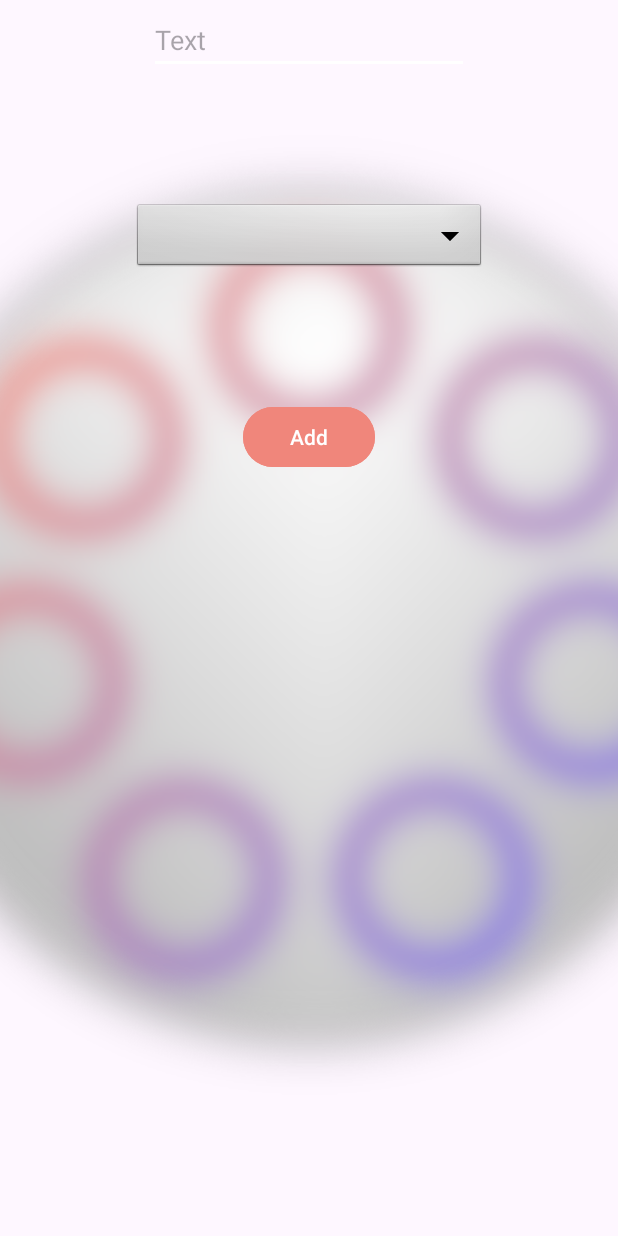
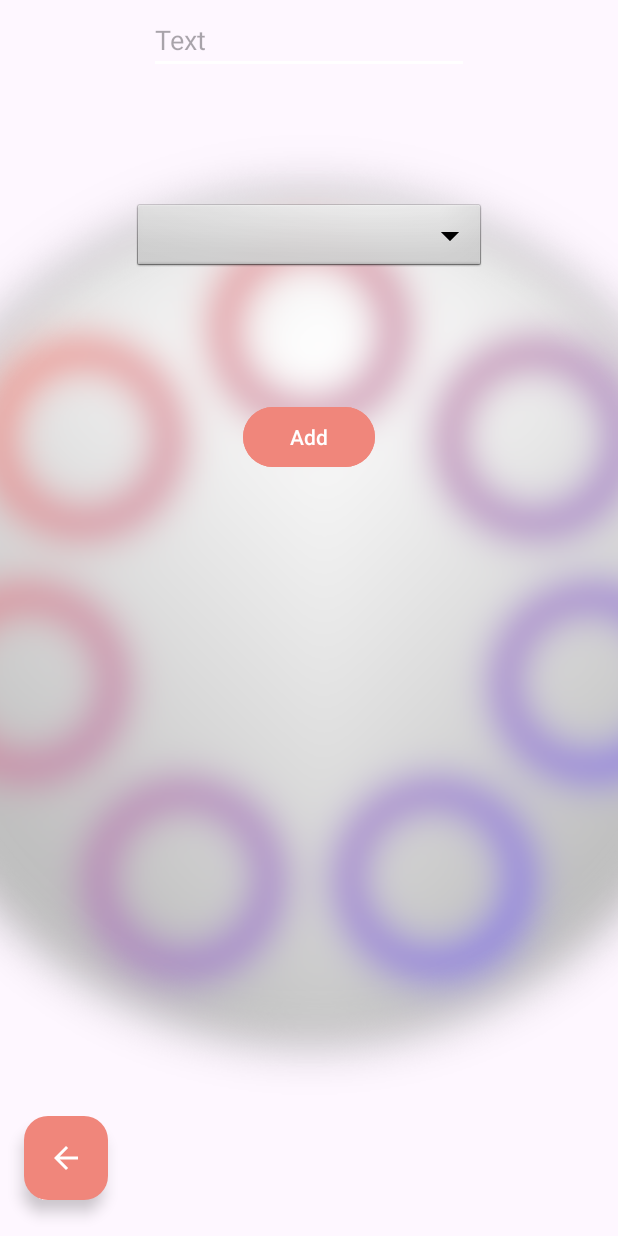
Before and after one commit to MegaStrimp/Center, an Android app: the layout fragment_add.xml on its own in the app's theme, with its tools: preview values and no code run, on a phone screen of 412 x 824 dp. Run offline under Robolectric (Android 15) with nearby library versions, the phone set to English and light mode, and no system bars.

Commit message:
12/31/25
* Added a back button to the add fragment in Center

```diff
--- a/app/src/main/java/com/example/center/fragments/add/AddFragment.kt
+++ b/app/src/main/java/com/example/center/fragments/add/AddFragment.kt
@@ -18,6 +18,7 @@ import com.example.center.R
 import com.example.center.model.Task
 import com.example.center.viewmodel.CategoryViewModel
 import com.example.center.viewmodel.TaskViewModel
+import com.google.android.material.floatingactionbutton.FloatingActionButton
 
 class AddFragment : Fragment()
 {
@@ -46,6 +47,16 @@ class AddFragment : Fragment()
         add_btn.setOnClickListener(
             {
                 insertDataToDatabase()
+            })
+
+        val backButton = view.findViewById<FloatingActionButton>(R.id.backButton)
+        backButton.setOnClickListener(
+            {
+                val action = AddFragmentDirections.actionAddFragmentToListFragment(
+                    args.currentDate
+                )
+
+                findNavController().navigate(action)
             })
 
         mCategoryViewModel.readAllData.observe(viewLifecycleOwner) { categoryList ->
--- a/app/src/main/res/layout/fragment_add.xml
+++ b/app/src/main/res/layout/fragment_add.xml
@@ -5,6 +5,24 @@
     android:layout_width="match_parent"
     android:layout_height="match_parent"
     tools:context=".fragments.add.AddFragment">
+
+    <com.google.android.material.floatingactionbutton.FloatingActionButton
+        android:id="@+id/backButton"
+        android:layout_width="wrap_content"
+        android:layout_height="wrap_content"
+        android:layout_marginEnd="24dp"
+        android:layout_marginBottom="24dp"
+        android:backgroundTint="#F0867B"
+        android:clickable="true"
+        android:focusable="true"
+        android:src="@drawable/ic_back"
+        app:layout_constraintBottom_toBottomOf="parent"
+        app:layout_constraintEnd_toEndOf="parent"
+        app:layout_constraintHorizontal_bias="0.048"
+        app:layout_constraintStart_toStartOf="parent"
+        app:layout_constraintTop_toTopOf="parent"
+        app:layout_constraintVertical_bias="1.0"
+        app:tint="@android:color/white" />
 
     <ImageView
         android:id="@+id/bgImage"
```
